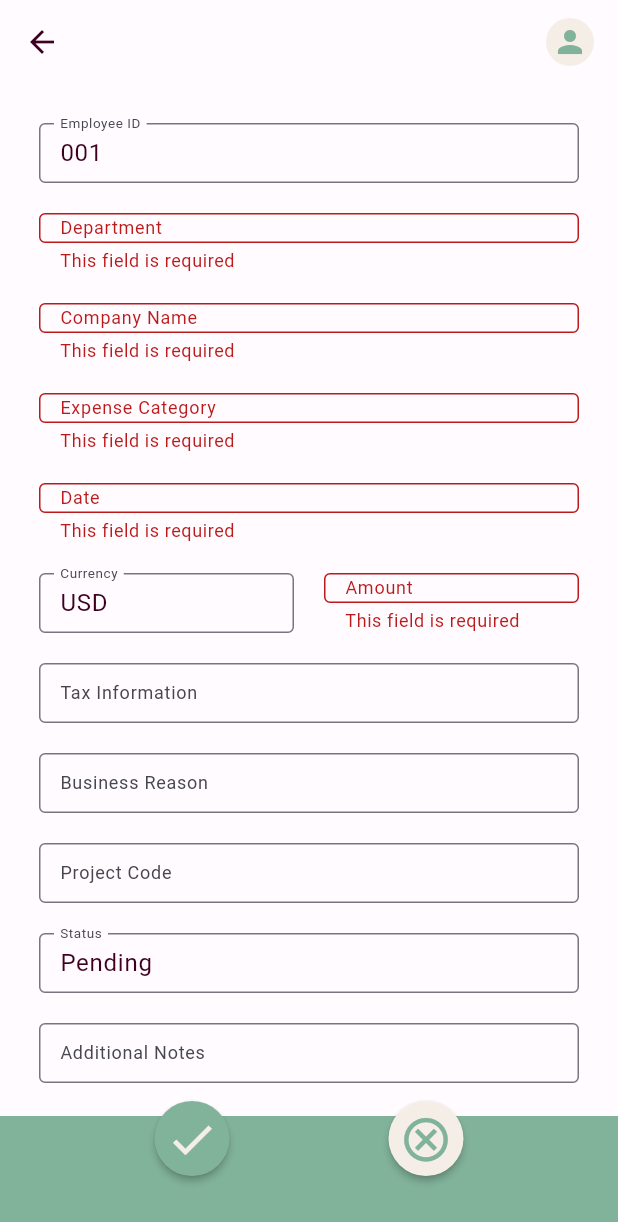
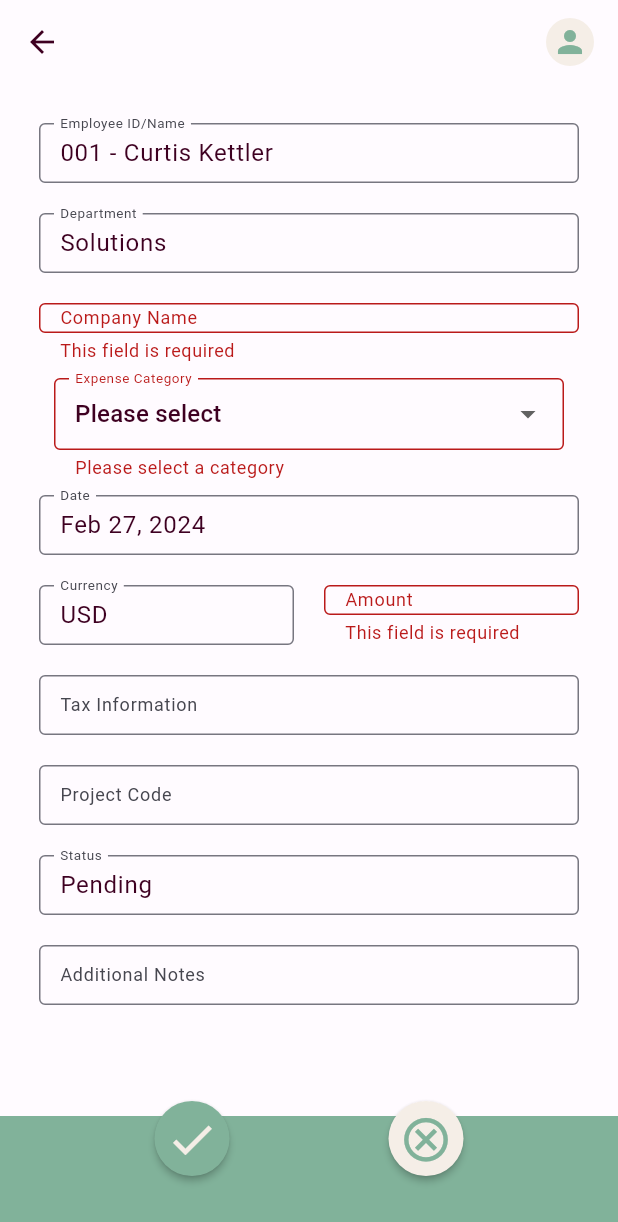
Before and after one commit to MindsetConsulting/com.mindset.ipv.mlexpensereport, a Flutter app: the ExpenseReportScreen screen opened by its route, after a tap on the "check" icon, on a phone screen of 412 x 824 dp. Shown: the top 1222 px of the screen. Run offline on Flutter 3.47's test engine with Material 3 defaults, Android fonts, the phone set to English and light mode, and no system bars; our stand-ins replace flutter_dotenv, fluttertoast, get_it, image_picker, permission_handler; missing offline and left inert: amplify_auth_cognito, amplify_flutter, amplify_storage_s3.

Commit message:
full e2e process working

```diff
--- a/lib/screens/expense_detail_screen.dart
+++ b/lib/screens/expense_detail_screen.dart
@@ -12,8 +12,11 @@ class ExpenseDetailScreen extends StatelessWidget {
 
   @override
   Widget build(BuildContext context) {
-    final ExpenseReport expenseReport =
-        ModalRoute.of(context)!.settings.arguments as ExpenseReport;
+    final arguments = ModalRoute.of(context)!.settings.arguments;
+
+    print('Arguments in ExpenseDetailScreen: $arguments');
+
+    final ExpenseReport expenseReport = arguments as ExpenseReport;
 
     return Scaffold(
       appBar: AppBar(
--- a/lib/screens/expense_report_screen.dart
+++ b/lib/screens/expense_report_screen.dart
@@ -26,13 +26,12 @@ class _ExpenseReportScreenState extends State<ExpenseReportScreen> {
   DateTime selectedDate = DateTime.now();
   String backendDate = '';
   final Map<String, TextEditingController> controllers = {
-    'department': TextEditingController(),
+    'department': TextEditingController(text: 'Solutions'),
     'companyname': TextEditingController(),
     'expensecategory': TextEditingController(),
     'datesubmitted': TextEditingController(),
     'amount': TextEditingController(),
     'taxinformation': TextEditingController(),
-    'businessreason': TextEditingController(),
     'projectcode': TextEditingController(),
     'status': TextEditingController(),
     'additionalnotes': TextEditingController(),
@@ -42,6 +41,21 @@ class _ExpenseReportScreenState extends State<ExpenseReportScreen> {
   void dispose() {
     controllers.forEach((key, controller) => controller.dispose());
     super.dispose();
+  }
+
+  @override
+  void initState() {
+    super.initState();
+
+    // Format the date for display and for the backend
+    final displayFormat = DateFormat('MMM dd, yyyy');
+    final formattedDateForDisplay = displayFormat.format(selectedDate);
+
+    final backendFormat = DateFormat('yyyy-MM-ddTHH:mm:ss');
+    backendDate = backendFormat.format(selectedDate);
+
+    // Set the 'datesubmitted' controller's text to today's date
+    controllers['datesubmitted']?.text = formattedDateForDisplay;
   }
 
   @override
@@ -89,13 +103,13 @@ class _ExpenseReportScreenState extends State<ExpenseReportScreen> {
 
     final body = json.encode({
       'expensereportid': uniqueKey,
+      'employeeid': '001 - Curtis Kettler',
       'department': controllers['department']?.text ?? '',
       'companyname': controllers['companyname']?.text ?? '',
       'expensecategory': controllers['expensecategory']?.text ?? '',
       'datesubmitted': backendDate,
-      'amount': controllers['amount']?.text ?? '',
+      'amount': controllers['amount']?.text.replaceAll(',', '') ?? '',
       'taxinformation': controllers['taxinformation']?.text ?? '',
-      'businessreason': controllers['businessreason']?.text ?? '',
       'projectcode': controllers['projectcode']?.text ?? '',
       'status': 'pending',
       'additionalnotes': controllers['additionalnotes']?.text ?? '',
@@ -117,7 +131,7 @@ class _ExpenseReportScreenState extends State<ExpenseReportScreen> {
 
     Map<String, dynamic> responseData = jsonDecode(reply);
 
-    // print('ResponseData: $responseData');
+    print('ResponseData: $responseData');
     return responseData;
   }
 
@@ -135,8 +149,8 @@ class _ExpenseReportScreenState extends State<ExpenseReportScreen> {
             child: Column(
               children: <Widget>[
                 FieldContainer(
-                  fieldName: 'Employee ID',
-                  initialValue: '001',
+                  fieldName: 'Employee ID/Name',
+                  initialValue: '001 - Curtis Kettler',
                   readOnly: true,
                 ),
                 FieldContainer(
@@ -149,10 +163,35 @@ class _ExpenseReportScreenState extends State<ExpenseReportScreen> {
                   controller: controllers['companyname']!,
                   isRequired: true,
                 ),
-                FieldContainer(
-                  fieldName: 'Expense Category',
-                  controller: controllers['expensecategory']!,
-                  isRequired: true,
+                Container(
+                  width: 340, // Set the width to the desired value
+                  child: DropdownButtonFormField<String>(
+                    value: null,
+                    decoration: FieldContainer.inputDecoration
+                        .copyWith(labelText: 'Expense Category'),
+                    onChanged: (String? newValue) {
+                      controllers['expensecategory']?.text = newValue ?? '';
+                    },
+                    validator: (String? value) {
+                      if (value == null || value.isEmpty) {
+                        return 'Please select a category';
+                      }
+                      return null;
+                    },
+                    items: <String>[
+                      'Travel',
+                      'Office',
+                      'Personal Development',
+                      'Training'
+                    ].map<DropdownMenuItem<String>>((String value) {
+                      return DropdownMenuItem<String>(
+                        value: value,
+                        child: Text(value),
+                      );
+                    }).toList()
+                      ..add(DropdownMenuItem(
+                          value: null, child: Text('Please select'))),
+                  ),
                 ),
                 FieldContainer(
                   fieldName: 'Date',
@@ -205,10 +244,6 @@ class _ExpenseReportScreenState extends State<ExpenseReportScreen> {
                   controller: controllers['taxinformation']!,
                 ),
                 FieldContainer(
-                  fieldName: 'Business Reason',
-                  controller: controllers['businessreason']!,
-                ),
-                FieldContainer(
                   fieldName: 'Project Code',
                   controller: controllers['projectcode']!,
                 ),
--- a/lib/widgets/custom_card.dart
+++ b/lib/widgets/custom_card.dart
@@ -12,6 +12,7 @@ class CustomCard extends StatelessWidget {
   Widget build(BuildContext context) {
     return GestureDetector(
       onTap: () {
+        print('Expense Report in CustomCard: $expenseReport');
         Navigator.pushNamed(
           context,
           '/detail',
```
